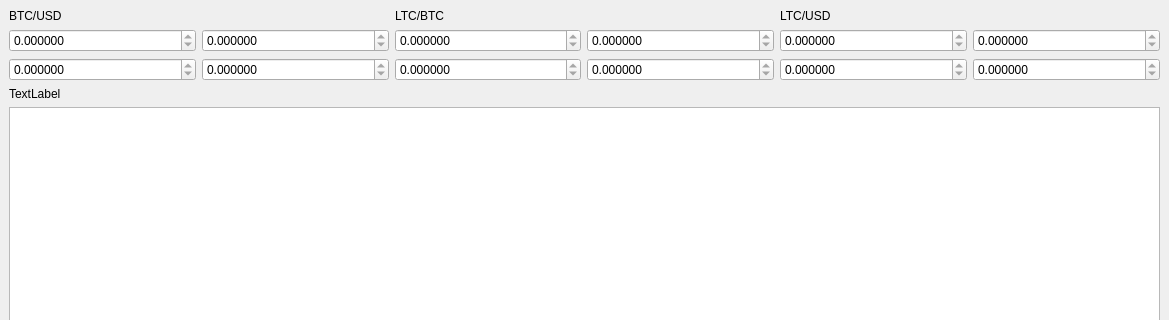
This is mainwindow.ui in victorshch/pytrader as Qt 5 draws it before an edit; both pictures show x 0 to 1169 and y 0 to 320 of the 1169 by 600 pixel window. The edited form follows.
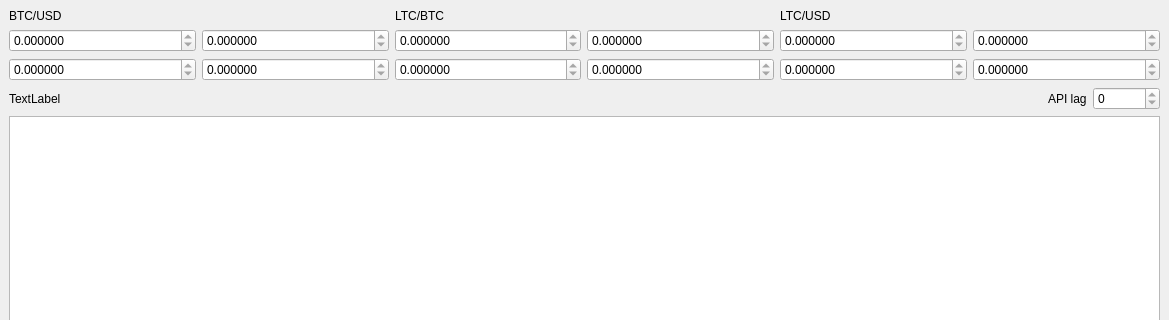
This is the edited form.

Commit message: optimize request for depth; show API lag in UI

Patch:
```diff
--- a/mainwindow.ui
+++ b/mainwindow.ui
@@ -214,6 +214,40 @@
         </property>
        </widget>
       </item>
+      <item>
+       <layout class="QHBoxLayout" name="horizontalLayout_4">
+        <item>
+         <spacer name="horizontalSpacer_3">
+          <property name="orientation">
+           <enum>Qt::Horizontal</enum>
+          </property>
+          <property name="sizeHint" stdset="0">
+           <size>
+            <width>40</width>
+            <height>20</height>
+           </size>
+          </property>
+         </spacer>
+        </item>
+        <item>
+         <widget class="QLabel" name="label_lag">
+          <property name="text">
+           <string>API lag</string>
+          </property>
+         </widget>
+        </item>
+        <item>
+         <widget class="QSpinBox" name="spinBox_lag">
+          <property name="readOnly">
+           <bool>true</bool>
+          </property>
+          <property name="maximum">
+           <number>100000</number>
+          </property>
+         </widget>
+        </item>
+       </layout>
+      </item>
      </layout>
     </item>
     <item>
```
The commit also changes 5 other files.
